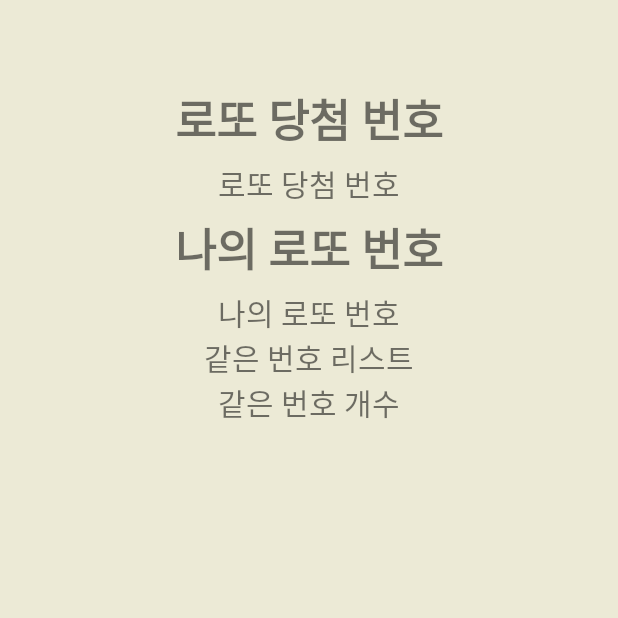
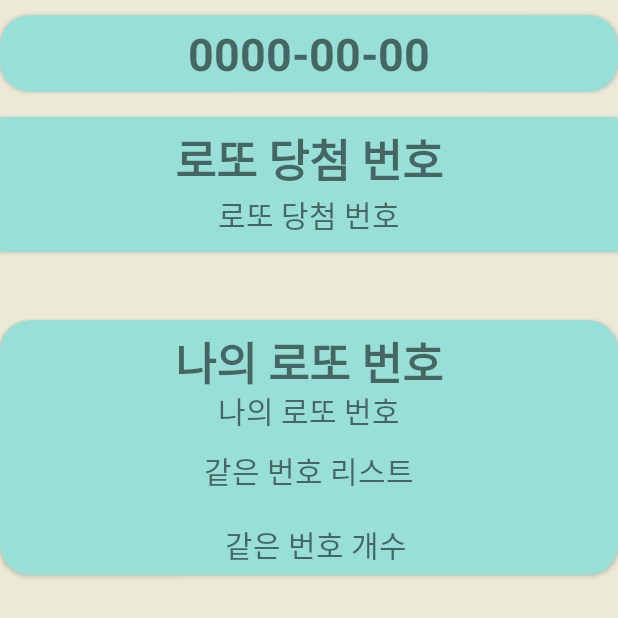
Before and after one commit to kiwon7602/bcsd_beginner_project, an Android app: the MyWinningActivity screen opened directly, with no data from a screen before it, on a phone screen of 412 x 824 dp, the top half of it. Run offline under Robolectric (Android 15) with nearby library versions, the phone set to English and light mode, and no system bars; our stand-ins replace data binding; 5 statements that could not run were skipped.

Commit message:
ready pr

```diff
--- a/app/src/main/res/layout/activity_my_winning.xml
+++ b/app/src/main/res/layout/activity_my_winning.xml
@@ -1,7 +1,7 @@
 <?xml version="1.0" encoding="utf-8"?>
-<layout xmlns:tools="http://schemas.android.com/tools"
-    xmlns:android="http://schemas.android.com/apk/res/android"
-    xmlns:app="http://schemas.android.com/apk/res-auto">
+<layout xmlns:android="http://schemas.android.com/apk/res/android"
+    xmlns:app="http://schemas.android.com/apk/res-auto"
+    xmlns:tools="http://schemas.android.com/tools">
 
     <androidx.constraintlayout.widget.ConstraintLayout
         android:layout_width="match_parent"
@@ -9,83 +9,121 @@
         android:background="@color/lightYellow"
         tools:context=".view.view.MyWinningActivity">
 
-        <LinearLayout
-            android:id="@+id/linear_layout"
+
+        <androidx.cardview.widget.CardView
+            android:id="@+id/data_position_set_card_view"
             android:layout_width="match_parent"
             android:layout_height="wrap_content"
-            android:orientation="vertical"
-            app:layout_constraintTop_toTopOf="parent">
+            android:layout_marginTop="10dp"
+            android:gravity="center"
+            android:orientation="horizontal"
+            app:cardBackgroundColor="@color/light_grey_98"
+            app:cardCornerRadius="20dp"
+            app:layout_constraintBottom_toBottomOf="parent"
+            app:layout_constraintStart_toStartOf="parent"
+            app:layout_constraintTop_toTopOf="parent"
+            app:layout_constraintVertical_bias="0.0">
 
             <TextView
-                android:id="@+id/text_date"
+                android:id="@+id/show_data_text_view"
                 android:layout_width="wrap_content"
                 android:layout_height="wrap_content"
-                android:layout_gravity="center"
+                android:layout_gravity="center_horizontal"
                 android:layout_margin="5dp"
                 android:text="0000-00-00"
                 android:textSize="30dp"
                 android:textStyle="bold" />
+        </androidx.cardview.widget.CardView>
+
+        <androidx.cardview.widget.CardView
+            android:id="@+id/today_number_position_set_card_view"
+            android:layout_width="match_parent"
+            android:layout_height="90dp"
+            android:orientation="horizontal"
+            app:cardBackgroundColor="@color/light_grey_98"
+            app:layout_constraintBottom_toBottomOf="parent"
+            app:layout_constraintStart_toStartOf="parent"
+            app:layout_constraintTop_toBottomOf="@id/data_position_set_card_view"
+            app:layout_constraintVertical_bias="0.025">
 
             <TextView
                 android:layout_width="wrap_content"
                 android:layout_height="wrap_content"
-                android:layout_gravity="center"
+                android:layout_gravity="center_horizontal"
                 android:layout_margin="5dp"
                 android:text="로또 당첨 번호"
                 android:textSize="30dp"
                 android:textStyle="bold" />
 
             <TextView
-                android:id="@+id/text_lotteryNumbers"
+                android:id="@+id/show_today_lottery_numbers_text_view"
                 android:layout_width="wrap_content"
                 android:layout_height="wrap_content"
                 android:layout_gravity="center"
+                android:layout_marginTop="20dp"
                 android:text="로또 당첨 번호"
                 android:textSize="20dp" />
+        </androidx.cardview.widget.CardView>
+
+        <androidx.cardview.widget.CardView
+            android:id="@+id/user_number_position_set_card_view"
+            android:layout_width="match_parent"
+            android:layout_height="170dp"
+            android:orientation="horizontal"
+            app:cardBackgroundColor="@color/light_grey_98"
+            app:cardCornerRadius="20dp"
+            app:layout_constraintBottom_toBottomOf="parent"
+            app:layout_constraintStart_toStartOf="parent"
+            app:layout_constraintTop_toTopOf="parent"
+            app:layout_constraintVertical_bias="0.326">
 
             <TextView
                 android:layout_width="wrap_content"
                 android:layout_height="wrap_content"
-                android:layout_gravity="center"
+                android:layout_gravity="center_horizontal"
                 android:layout_margin="5dp"
                 android:text="나의 로또 번호"
                 android:textSize="30dp"
                 android:textStyle="bold" />
 
             <TextView
-                android:id="@+id/text_myLotteryNumbers"
+                android:id="@+id/show_user_lottery_numbers_text_view"
                 android:layout_width="wrap_content"
                 android:layout_height="wrap_content"
-                android:layout_gravity="center"
+                android:layout_gravity="center_horizontal"
+                android:layout_marginTop="45dp"
                 android:text="나의 로또 번호"
                 android:textSize="20dp" />
 
             <TextView
-                android:id="@+id/text_same_number_list"
+                android:id="@+id/show_user_same_number_list_text_view"
                 android:layout_width="wrap_content"
                 android:layout_height="wrap_content"
                 android:layout_gravity="center"
+                android:layout_marginTop="15dp"
                 android:text="같은 번호 리스트"
                 android:textSize="20dp" />
 
             <TextView
-                android:id="@+id/text_same_number"
+                android:id="@+id/count_same_number_text_view"
                 android:layout_width="wrap_content"
                 android:layout_height="wrap_content"
-                android:layout_gravity="center"
+                android:layout_gravity="bottom"
+                android:layout_marginStart="150dp"
+                android:layout_marginBottom="5dp"
                 android:text="같은 번호 개수"
                 android:textSize="20dp" />
 
-        </LinearLayout>
+        </androidx.cardview.widget.CardView>
 
         <androidx.recyclerview.widget.RecyclerView
             android:id="@+id/my_winning_recycler_view"
             android:layout_width="match_parent"
             android:layout_height="0dp"
             app:layout_constraintBottom_toBottomOf="parent"
-            app:layout_constraintTop_toBottomOf="@+id/linear_layout"
+            app:layout_constraintTop_toBottomOf="@id/user_number_position_set_card_view"
             app:layout_constraintVertical_bias="0.0"
-            tools:layout_editor_absoluteX="0dp"
+            tools:layout_editor_absoluteX="16dp"
             tools:listitem="@layout/item_activity_my_winning" />
 
     </androidx.constraintlayout.widget.ConstraintLayout>
--- a/app/src/main/res/values/colors.xml
+++ b/app/src/main/res/values/colors.xml
@@ -14,4 +14,6 @@
     <color name="blue">#0067A3</color>
     <color name="purple">#8B00FF</color>
     <color name="red">#FF0000</color>
+    <color name="light_grey_98">#98DFD8</color>
+    <color name="dip_yellow_bb">#BBDC58</color>
 </resources>
```
